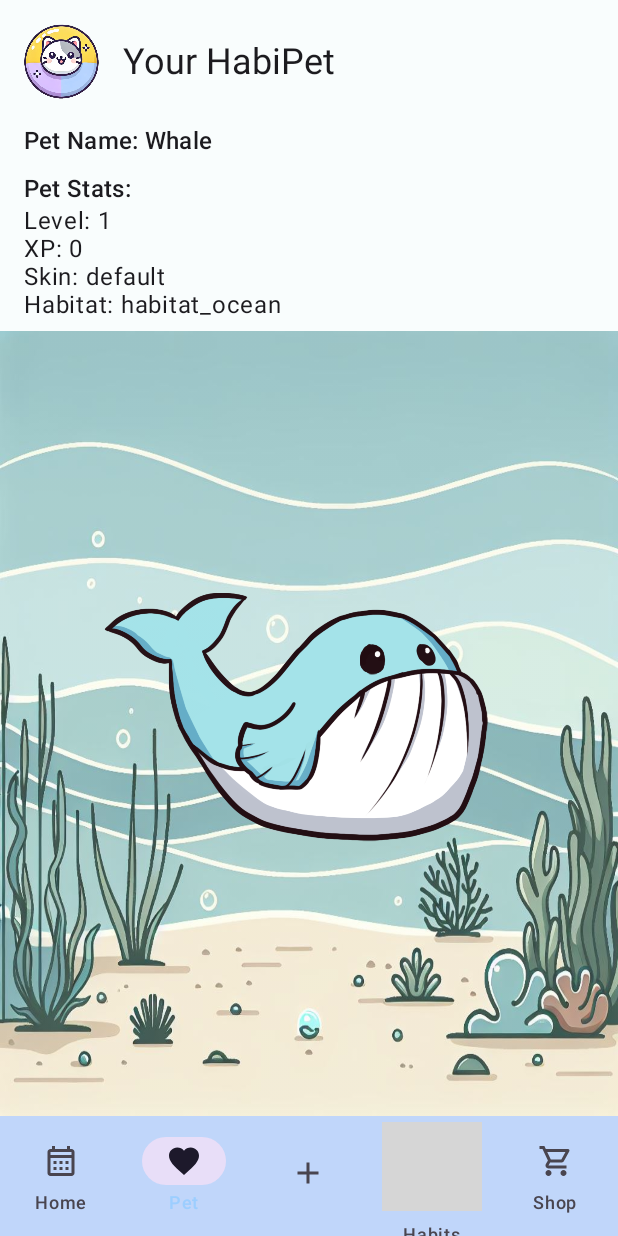
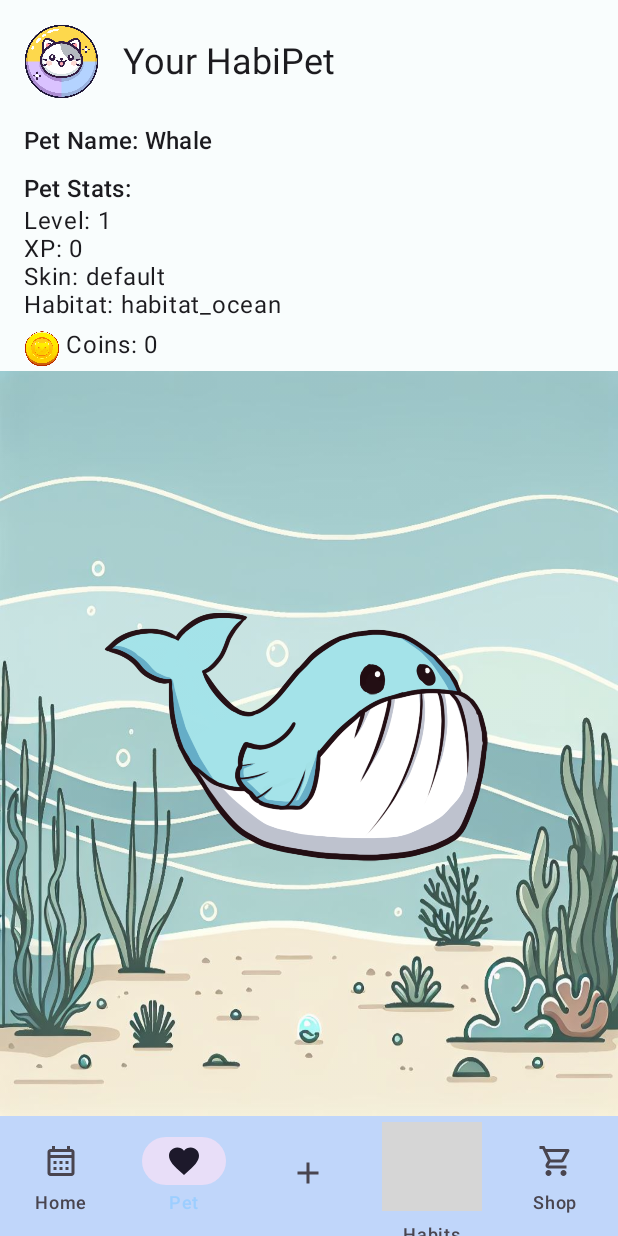
Before and after one commit to Alyra07/HabiPet-CCL3, an Android app built with Jetpack Compose: the PetScreen screen opened through its navigation route, on a phone screen of 412 x 824 dp. Run offline under Robolectric (Android 15) with nearby library versions, the light colour scheme and no system bars; our stand-ins replace Room's generated code; grey boxes are pictures that could not be loaded.

Commit message:
UPDATE PetStats xp, level & COINS

```diff
--- a/app/src/main/java/at/ccl3/habipet/data/HabiPetDatabase.kt
+++ b/app/src/main/java/at/ccl3/habipet/data/HabiPetDatabase.kt
@@ -5,7 +5,7 @@ import androidx.room.Database
 import androidx.room.Room
 import androidx.room.RoomDatabase
 
-@Database(entities = [Habit::class, PetStats::class], version = 2, exportSchema = false)
+@Database(entities = [Habit::class, PetStats::class], version = 1, exportSchema = false)
 abstract class HabiPetDatabase : RoomDatabase() {
     abstract fun habitDao(): HabitDao // for habit related CRUD operations
     abstract fun petStatsDao(): PetStatsDao // for updating petStats
--- a/app/src/main/java/at/ccl3/habipet/data/Habit.kt
+++ b/app/src/main/java/at/ccl3/habipet/data/Habit.kt
@@ -8,8 +8,8 @@ data class Habit(
     @PrimaryKey(autoGenerate = true) val id: Int = 0,
     val name: String,
     val description: String,
-    val repetition: String, // how often habit should be completed
-    val streak: Int = 0, // how many times habit has been completed in a row
+    val repetition: String, // when the habit should be completed (daily, weekly, monthly)
+    var streak: Int = 0, // how many times habit has been completed in a row
     val icon: String,
     val color: String,
     val lastCompleted: Long = 0L // to track the last completion time
--- a/app/src/main/java/at/ccl3/habipet/data/PetStats.kt
+++ b/app/src/main/java/at/ccl3/habipet/data/PetStats.kt
@@ -7,8 +7,9 @@ import androidx.room.PrimaryKey
 data class PetStats(
     @PrimaryKey val id: Int,
     val name: String,
-    val level: Int,
-    val xp: Int,
+    var level: Int,
+    var xp: Int, // needed to level up
     val skin: String,
-    val habitat: String,
+    val habitat: String, // PetScreen background
+    var coins: Int // currency to use in shop
 )
--- a/app/src/main/java/at/ccl3/habipet/data/PetStatsDao.kt
+++ b/app/src/main/java/at/ccl3/habipet/data/PetStatsDao.kt
@@ -19,5 +19,5 @@ interface PetStatsDao {
 
     // UPDATE
     @Update
-    suspend fun updatePetXP(petStats: PetStats)
+    suspend fun updatePetStats(petStats: PetStats)
 }
--- a/app/src/main/java/at/ccl3/habipet/routes/PetScreen.kt
+++ b/app/src/main/java/at/ccl3/habipet/routes/PetScreen.kt
@@ -17,7 +17,6 @@ import at.ccl3.habipet.viewmodels.PetViewModel
 
 @Composable
 fun PetScreen(navController: NavController, viewModel: PetViewModel) {
-
     // Collect the petStats from PetViewModel
     val petStats = viewModel.petStats.collectAsState(initial = null).value
 
@@ -62,6 +61,20 @@ fun PetScreen(navController: NavController, viewModel: PetViewModel) {
                 style = MaterialTheme.typography.bodyLarge,
                 modifier = Modifier.padding(bottom = 8.dp)
             )
+            // COINS
+            Row {
+                Image(
+                    painter = painterResource(id = R.drawable.habi_coin),
+                    contentDescription = "Coins",
+                    modifier = Modifier.size(24.dp)
+                )
+                Spacer(modifier = Modifier.width(4.dp))
+                Text(
+                    text = "Coins: ${petStats.coins}",
+                    style = MaterialTheme.typography.bodyLarge,
+                    modifier = Modifier.padding(bottom = 8.dp)
+                )
+            }
         }
 
         Box( // BACKGROUND & PET IMAGE
```
Also changed, not shown: app/src/main/java/at/ccl3/habipet/data/HabitRepository.kt (+24 -8 lines), app/src/main/java/at/ccl3/habipet/data/PetStatsRepository.kt (+29 -4 lines), app/src/main/java/at/ccl3/habipet/viewmodels/PetViewModel.kt (+9 -1 lines), app/src/main/res/drawable/habi_coin.png (added), app/src/main/res/drawable/logo_notext.png.
